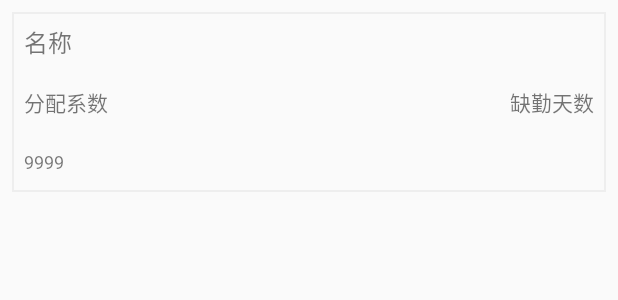
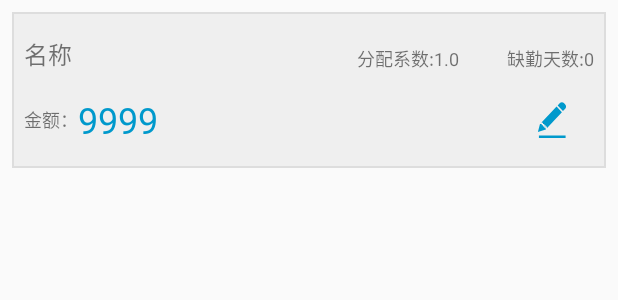
Before and after one commit to IronEgg1980/CalculateHelper, an Android app: the layout item_on_assign_work.xml on its own in the app's theme, with its tools: preview values and no code run, on a phone screen of 412 x 824 dp. Shown: the top 300 px of the screen. Run offline under Robolectric (Android 15) with nearby library versions, the phone set to English and light mode, and no system bars.

Commit message:
20200703

```diff
--- a/app/src/main/java/yzw/ahaqth/calculatehelper/moduls/Person.java
+++ b/app/src/main/java/yzw/ahaqth/calculatehelper/moduls/Person.java
@@ -10,6 +10,7 @@ public class Person extends BaseModul{
     public boolean isSelected = false;
     public double assignAmout = 0;
     public double offDays = 0;
+    public double extraAmount = 0;
 
     public String getName() {
         return name;
--- a/app/src/main/java/yzw/ahaqth/calculatehelper/views/AssignRemainFragment.java
+++ b/app/src/main/java/yzw/ahaqth/calculatehelper/views/AssignRemainFragment.java
@@ -29,6 +29,7 @@ import yzw.ahaqth.calculatehelper.moduls.RemainDetails;
 import yzw.ahaqth.calculatehelper.tools.BigDecimalHelper;
 import yzw.ahaqth.calculatehelper.tools.DbManager;
 import yzw.ahaqth.calculatehelper.views.adapters.MyAdapter;
+import yzw.ahaqth.calculatehelper.views.adapters.MyDivideItemDecoration;
 import yzw.ahaqth.calculatehelper.views.dialogs.DialogFactory;
 import yzw.ahaqth.calculatehelper.views.dialogs.InputNumberDialog;
 import yzw.ahaqth.calculatehelper.views.dialogs.LoadingDialog;
@@ -98,6 +99,7 @@ public class AssignRemainFragment extends Fragment {
         RecyclerView recyclerView = view.findViewById(R.id.recyclerview);
         recyclerView.setLayoutManager(new LinearLayoutManager(getContext()));
         recyclerView.setAdapter(adapter);
+        recyclerView.addItemDecoration(new MyDivideItemDecoration());
         totalAmountTextView = view.findViewById(R.id.totalAmountTextView);
         totalAmountTextView.setOnClickListener(new View.OnClickListener() {
             @Override
--- a/app/src/main/java/yzw/ahaqth/calculatehelper/views/ShowAssignResultFragment.java
+++ b/app/src/main/java/yzw/ahaqth/calculatehelper/views/ShowAssignResultFragment.java
@@ -43,7 +43,7 @@ public class ShowAssignResultFragment extends Fragment {
             public void bindData(MyViewHolder myViewHolder, AssignGroupByPerson data) {
                 myViewHolder.setText(R.id.monthTextView, data.getPersonName());
                 myViewHolder.setText(R.id.amountTextView, "总金额：" + data.getAssignAmount());
-                myViewHolder.setText(R.id.noteTextView, "明细：" + data.getMonthList());
+                myViewHolder.setText(R.id.noteTextView, data.getMonthList());
                 myViewHolder.setText(R.id.datamodeTextView, data.getOffDaysNote());
             }
         };
--- a/app/src/main/java/yzw/ahaqth/calculatehelper/views/ShowRecordDetailsActivity.java
+++ b/app/src/main/java/yzw/ahaqth/calculatehelper/views/ShowRecordDetailsActivity.java
@@ -71,7 +71,7 @@ public class ShowRecordDetailsActivity extends AppCompatActivity {
             public void bindData(MyViewHolder myViewHolder, AssignGroupByPerson data) {
                 myViewHolder.setText(R.id.monthTextView, data.getPersonName());
                 myViewHolder.setText(R.id.amountTextView, "总金额：" + data.getAssignAmount());
-                myViewHolder.setText(R.id.noteTextView, "明细：" + data.getMonthList());
+                myViewHolder.setText(R.id.noteTextView, data.getMonthList());
                 myViewHolder.setText(R.id.datamodeTextView, data.getOffDaysNote());
             }
         };
--- a/app/src/main/java/yzw/ahaqth/calculatehelper/views/dialogs/SelectPersonPopWindow.java
+++ b/app/src/main/java/yzw/ahaqth/calculatehelper/views/dialogs/SelectPersonPopWindow.java
@@ -4,7 +4,6 @@ import android.app.Activity;
 import android.graphics.Color;
 import android.graphics.Point;
 import android.graphics.drawable.ColorDrawable;
-import android.util.SparseBooleanArray;
 import android.view.Gravity;
 import android.view.LayoutInflater;
 import android.view.View;
@@ -35,11 +34,12 @@ public class SelectPersonPopWindow extends PopupWindow {
         activity.getWindowManager().getDefaultDisplay().getRealSize(point);
         setView(LayoutInflater.from(activity), new LinearLayout(activity));
         setWidth(ViewGroup.LayoutParams.MATCH_PARENT);
-        setHeight((int) (point.y * 0.8));
+        setHeight((int) (point.y * 0.7));
         setOutsideTouchable(true);
         setTouchable(true);
         setBackgroundDrawable(new ColorDrawable(Color.TRANSPARENT));
         setFocusable(true);
+        setAnimationStyle(R.style.PopwindowAnimBottomTop);
     }
 
     public void show() {
@@ -80,7 +80,7 @@ public class SelectPersonPopWindow extends PopupWindow {
     public void setView(LayoutInflater inflater, final ViewGroup container) {
         mList = DbManager.findAll(Person.class);
 
-        View view = inflater.inflate(R.layout.dialog_select_person, container, false);
+        View view = inflater.inflate(R.layout.popwindow_select_person, container, false);
         final MyAdapter<Person> adapter = new MyAdapter<Person>(mList) {
             @Override
             public void bindData(MyViewHolder myViewHolder, final Person data) {
--- a/app/src/main/java/yzw/ahaqth/calculatehelper/views/dialogs/ShowRemainDetailsPop.java
+++ b/app/src/main/java/yzw/ahaqth/calculatehelper/views/dialogs/ShowRemainDetailsPop.java
@@ -39,8 +39,9 @@ public class ShowRemainDetailsPop extends PopupWindow {
         Point point = new Point();
         activity.getWindowManager().getDefaultDisplay().getRealSize(point);
         setBackgroundDrawable(new ColorDrawable(Color.TRANSPARENT));
-        setWidth((int) (point.x * 0.9));
-        setHeight((int) (point.y*0.9));
+        setWidth(LinearLayout.LayoutParams.MATCH_PARENT);
+        setHeight((int) (point.y*0.8));
+        setAnimationStyle(R.style.PopwindowAnimBottomTop);
     }
 
     private void initial() {
--- /dev/null
+++ b/app/src/main/res/anim/popwindow_bottom2top.xml
@@ -0,0 +1,6 @@
+<?xml version="1.0" encoding="utf-8"?>
+<set xmlns:android="http://schemas.android.com/apk/res/android"
+    android:duration="300">
+    <translate android:fromYDelta="100%"
+        android:toXDelta="0%"/>
+</set>
--- /dev/null
+++ b/app/src/main/res/anim/popwindow_top2bottom.xml
@@ -0,0 +1,6 @@
+<?xml version="1.0" encoding="utf-8"?>
+<set xmlns:android="http://schemas.android.com/apk/res/android"
+    android:duration="200">
+    <translate android:fromYDelta="0%"
+        android:toYDelta="100%"/>
+</set>
--- a/app/src/main/res/drawable/select_month_item_shape.xml
+++ b/app/src/main/res/drawable/select_month_item_shape.xml
@@ -1,7 +1,8 @@
 <?xml version="1.0" encoding="utf-8"?>
 <shape xmlns:android="http://schemas.android.com/apk/res/android">
 
-    <stroke android:color="#eeeeee"
+    <stroke android:color="#dddddd"
         android:width="1dp"
         android:dashWidth="0dp"/>
+    <solid android:color="#efefef"/>
 </shape>
--- a/app/src/main/res/layout/item_on_assign_work.xml
+++ b/app/src/main/res/layout/item_on_assign_work.xml
@@ -2,7 +2,6 @@
 <androidx.constraintlayout.widget.ConstraintLayout
     xmlns:android="http://schemas.android.com/apk/res/android"
     xmlns:app="http://schemas.android.com/apk/res-auto"
-    xmlns:tools="http://schemas.android.com/tools"
     android:background="@drawable/select_month_item_shape"
     android:layout_margin="8dp"
     android:layout_width="match_parent"
@@ -14,10 +13,10 @@
         android:layout_height="40dp"
         android:layout_marginStart="8dp"
         android:layout_marginEnd="8dp"
-        android:gravity="center_vertical"
+        android:gravity="bottom"
         android:text="名称"
         android:textSize="@dimen/TextSize_M"
-        app:layout_constraintEnd_toEndOf="parent"
+        app:layout_constraintEnd_toStartOf="@id/assignRatio"
         app:layout_constraintStart_toStartOf="parent"
         app:layout_constraintTop_toTopOf="parent" />
 
@@ -25,33 +24,58 @@
         android:id="@+id/assignRatio"
         android:layout_width="wrap_content"
         android:layout_height="40dp"
-        android:layout_marginStart="8dp"
-        android:gravity="center"
-        android:text="分配系数"
-        app:layout_constraintStart_toStartOf="parent"
-        app:layout_constraintTop_toBottomOf="@+id/nameTextView" />
+        android:layout_marginEnd="32dp"
+        android:gravity="bottom"
+        android:text="分配系数:1.0"
+        android:textSize="@dimen/TextSize_S"
+        app:layout_constraintEnd_toStartOf="@id/offDays"
+        app:layout_constraintTop_toTopOf="parent" />
 
     <TextView
         android:id="@+id/offDays"
         android:layout_width="wrap_content"
         android:layout_height="40dp"
         android:layout_marginEnd="8dp"
-        android:gravity="center"
-        android:text="缺勤天数"
+        android:gravity="bottom"
+        android:text="缺勤天数:0"
+        android:textSize="@dimen/TextSize_S"
         app:layout_constraintEnd_toEndOf="parent"
-        app:layout_constraintTop_toBottomOf="@+id/nameTextView" />
+        app:layout_constraintTop_toTopOf="parent"/>
+
+    <ImageView
+        android:id="@+id/inputExtraAmountView"
+        android:layout_width="wrap_content"
+        android:layout_height="64dp"
+        android:layout_marginEnd="8dp"
+        android:padding="16dp"
+        android:src="@drawable/edit"
+        android:scaleType="fitCenter"
+        app:layout_constraintEnd_toEndOf="parent"
+        app:layout_constraintTop_toBottomOf="@id/nameTextView" />
+
+    <TextView
+        android:id="@+id/textview1"
+        android:layout_width="0dp"
+        android:layout_height="64dp"
+        android:layout_marginStart="8dp"
+        android:layout_marginEnd="8dp"
+        android:gravity="center_vertical"
+        android:text="金额："
+        android:textSize="@dimen/TextSize_S"
+        app:layout_constraintStart_toStartOf="parent"
+        app:layout_constraintTop_toBottomOf="@id/nameTextView" />
 
     <TextView
         android:id="@+id/assignAmountTextView"
         android:layout_width="0dp"
-        android:layout_height="40dp"
-        android:layout_marginStart="8dp"
+        android:layout_height="64dp"
         android:layout_marginEnd="8dp"
         android:gravity="center_vertical"
+        android:textColor="@android:color/holo_blue_dark"
         android:text="9999"
-        android:textSize="@dimen/TextSize_S"
-        app:layout_constraintEnd_toEndOf="parent"
-        app:layout_constraintStart_toStartOf="parent"
-        app:layout_constraintTop_toBottomOf="@+id/assignRatio" />
+        android:textSize="@dimen/TextSize_XL"
+        app:layout_constraintEnd_toStartOf="@id/inputExtraAmountView"
+        app:layout_constraintStart_toEndOf="@id/textview1"
+        app:layout_constraintTop_toBottomOf="@+id/nameTextView" />
 
 </androidx.constraintlayout.widget.ConstraintLayout>
--- a/app/src/main/res/layout/item_remaindetails.xml
+++ b/app/src/main/res/layout/item_remaindetails.xml
@@ -2,6 +2,7 @@
 <androidx.constraintlayout.widget.ConstraintLayout
     xmlns:android="http://schemas.android.com/apk/res/android"
     xmlns:app="http://schemas.android.com/apk/res-auto"
+    android:background="#efefef"
     android:layout_width="match_parent"
     android:layout_height="wrap_content">
 
--- a/app/src/main/res/values/styles.xml
+++ b/app/src/main/res/values/styles.xml
@@ -62,4 +62,9 @@
         <item name="android:paddingStart">32dp</item>
         <item name="android:paddingEnd">32dp</item>
     </style>
+
+    <style name="PopwindowAnimBottomTop">
+        <item name="android:windowEnterAnimation">@anim/popwindow_bottom2top</item>
+        <item name="android:windowExitAnimation">@anim/popwindow_top2bottom</item>
+    </style>
 </resources>
```
Also changed, not shown: app/src/main/java/yzw/ahaqth/calculatehelper/tools/DbManager.java (+10 -8 lines), app/src/main/java/yzw/ahaqth/calculatehelper/views/AssignFragment.java (+30 -6 lines), app/src/main/res/layout/dialog_select_person.xml (deleted, +0 -70 lines), app/src/main/res/layout/popwindow_select_person.xml (added, +75 -0 lines), app/src/main/res/layout/popwindow_show_remaindetails.xml (+15 -20 lines).
